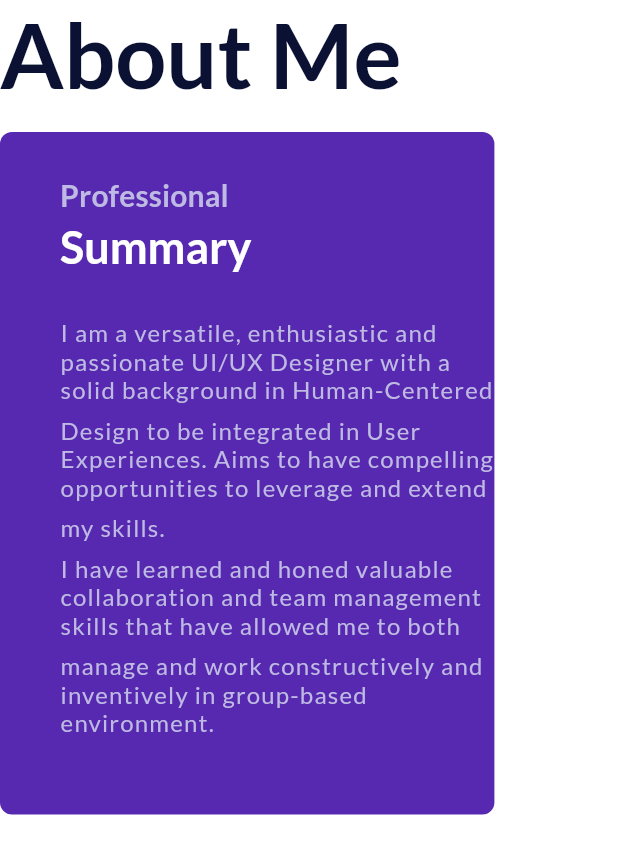
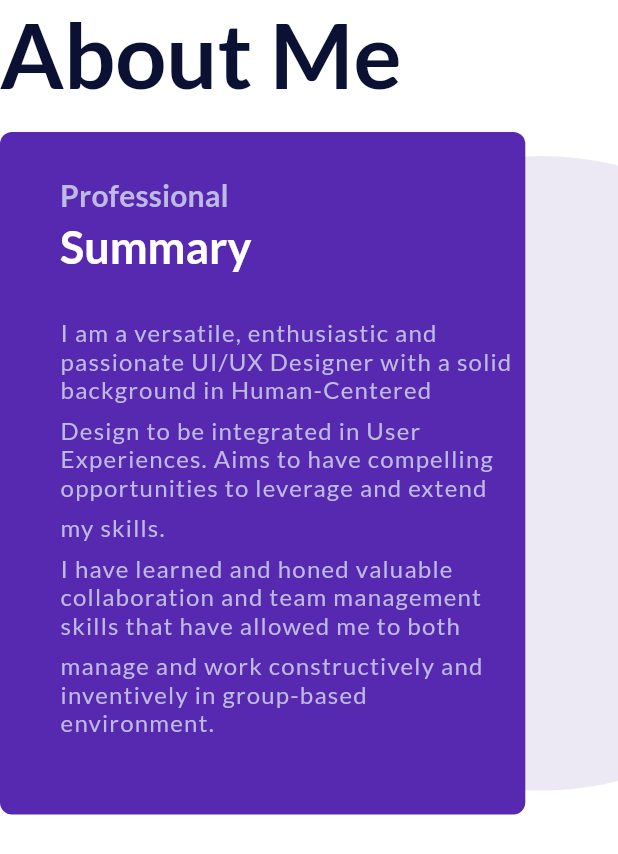
Before and after one commit to david-legend/amor, a Flutter app: the AboutSectionWeb widget shown alone on an empty page, opened directly, on a phone screen of 412 x 824 dp. Shown: the top 854 px of the screen. Run offline on Flutter 3.47's test engine with Material 2 defaults, Android fonts, the phone set to English and light mode, and no system bars; our stand-ins replace auto_route, font_awesome_flutter, google_fonts, responsive_builder.

Commit message:
added circle beneath about section

```diff
--- a/lib/presentation/pages/home/sections/about_section/about_section_web.dart
+++ b/lib/presentation/pages/home/sections/about_section/about_section_web.dart
@@ -1,15 +1,65 @@
 import 'package:amor/presentation/layout/adaptive.dart';
+import 'package:amor/presentation/widgets/circle.dart';
 import 'package:amor/presentation/widgets/section_title.dart';
 import 'package:amor/presentation/widgets/spaces.dart';
 import 'package:amor/presentation/widgets/sub_section_title.dart';
 import 'package:amor/values/values.dart';
 import 'package:flutter/material.dart';
 
-class AboutSectionWeb extends StatelessWidget {
+const double kSpacing16 = Sizes.HEIGHT_16;
+
+class AboutSectionWeb extends StatefulWidget {
+  @override
+  _AboutSectionWebState createState() => _AboutSectionWebState();
+}
+
+class _AboutSectionWebState extends State<AboutSectionWeb> {
+  GlobalKey aboutMeContainerKey = GlobalKey();
+  GlobalKey sectionTitleKey = GlobalKey();
+  double sectionTitleOffset = 0.0;
+  double aboutMeContainerOffset = 0.0;
+
+  @override
+  void initState() {
+    if (mounted) {
+      WidgetsBinding.instance?.addPostFrameCallback((_) {
+        _getHeightOfAboutContainer();
+      });
+    }
+
+    super.initState();
+  }
+
+  //resizes circle if the widget is updated
+  @override
+  void didUpdateWidget(AboutSectionWeb oldWidget) {
+    super.didUpdateWidget(oldWidget);
+    if (mounted) {
+      WidgetsBinding.instance?.addPostFrameCallback((_) {
+        _getHeightOfAboutContainer();
+      });
+    }
+  }
+
+  _getHeightOfAboutContainer() {
+    final RenderBox sectionTitleRenderBox =
+        sectionTitleKey.currentContext?.findRenderObject() as RenderBox;
+    final RenderBox aboutContainerRenderBox =
+        aboutMeContainerKey.currentContext?.findRenderObject() as RenderBox;
+
+    final sectionTitleHeight = sectionTitleRenderBox.size.height;
+    final aboutContainerHeight = aboutContainerRenderBox.size.height;
+    setState(() {
+      sectionTitleOffset = sectionTitleHeight;
+      aboutMeContainerOffset = aboutContainerHeight;
+    });
+  }
+
   @override
   Widget build(BuildContext context) {
     TextTheme textTheme = Theme.of(context).textTheme;
     double screenWidth = widthOfScreen(context);
+    double screenHeight = heightOfScreen(context);
     TextStyle? aboutMeTextStyle = textTheme.bodyText1?.copyWith(
       fontSize: Sizes.TEXT_SIZE_16,
       color: AppColors.accentColor,
@@ -17,13 +67,29 @@ class AboutSectionWeb extends StatelessWidget {
     );
 
     return Container(
-      child: Column(
+      child: Stack(
+        children: [
+          CustomPaint(
+            painter: Circle(
+              offset: Offset(
+                screenWidth * 0.875,
+                sectionTitleOffset + kSpacing16 + (aboutMeContainerOffset / 2),
+              ),
+              radius: (aboutMeContainerOffset / 2) - kSpacing16,
+              color: AppColors.accentColor100,
+            ),
+          ),
+          Column(
             crossAxisAlignment: CrossAxisAlignment.start,
             children: [
-          SectionTitle(title: StringConst.ABOUT_ME),
-          SpaceH16(),
+              SectionTitle(
+                key: sectionTitleKey,
+                title: StringConst.ABOUT_ME,
+              ),
+              SizedBox(height: kSpacing16),
               Container(
-            width: screenWidth * 0.8,
+                key: aboutMeContainerKey,
+                width: screenWidth * 0.85,
                 padding: EdgeInsets.only(
                   left: Sizes.PADDING_40,
                   top: Sizes.PADDING_30,
@@ -72,21 +138,15 @@ class AboutSectionWeb extends StatelessWidget {
                           ),
                           SpaceH8(),
                         ],
-                    )
-//                    Text(
-//                      StringConst.ABOUT_ME_SUMMARY_1,
-//                      style: textTheme.bodyText1?.copyWith(
-//                        fontSize: Sizes.TEXT_SIZE_16,
-//                        color: AppColors.accentColor,
-//                        letterSpacing: 0.8,
-//                      ),
-//                    ),
+                      ),
                     ),
                   ],
                 ),
               )
             ],
           ),
+        ],
+      ),
     );
   }
 }
--- a/lib/presentation/pages/home/sections/header_section/header_section_web.dart
+++ b/lib/presentation/pages/home/sections/header_section/header_section_web.dart
@@ -24,6 +24,7 @@ class HeaderSectionWeb extends StatelessWidget {
           ContentArea(
             width: contentAreaWidth,
             height: contentAreaHeight,
+            backgroundColor: AppColors.offWhite,
             child: Padding(
               padding: EdgeInsets.only(left: sidePadding),
               child: Column(
--- a/lib/presentation/widgets/section_title.dart
+++ b/lib/presentation/widgets/section_title.dart
@@ -3,7 +3,13 @@ import 'package:flutter/material.dart';
 class SectionTitle extends StatelessWidget {
   final String title;
   final TextStyle? titleStyle;
-  SectionTitle({required this.title, this.titleStyle});
+  final Key? key;
+
+  SectionTitle({
+    this.key,
+    required this.title,
+    this.titleStyle,
+  });
 
   @override
   Widget build(BuildContext context) {
--- a/lib/values/sizes.dart
+++ b/lib/values/sizes.dart
@@ -188,6 +188,7 @@ class Sizes {
   static const double PADDING_0 = 0.0;
 
   //Radius
+  static const double RADIUS_150 = 150.0;
   static const double RADIUS_140 = 140.0;
   static const double RADIUS_100 = 100.0;
   static const double RADIUS_80 = 80.0;
```
Lines whose indentation alone changed are shown as unchanged.
